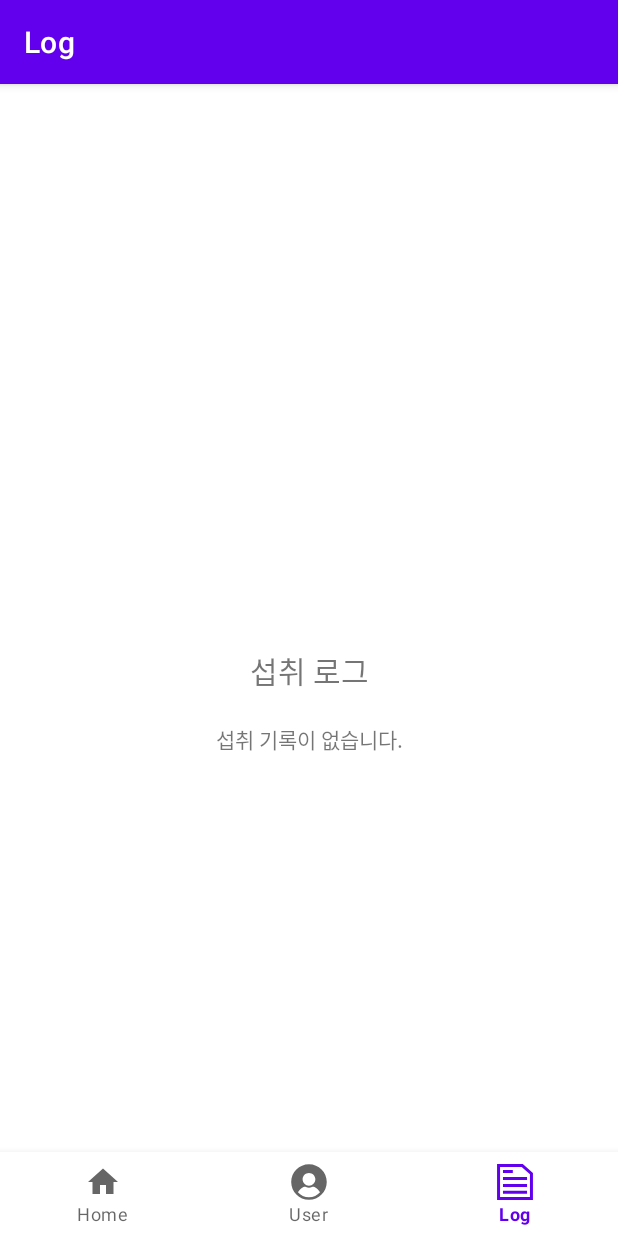
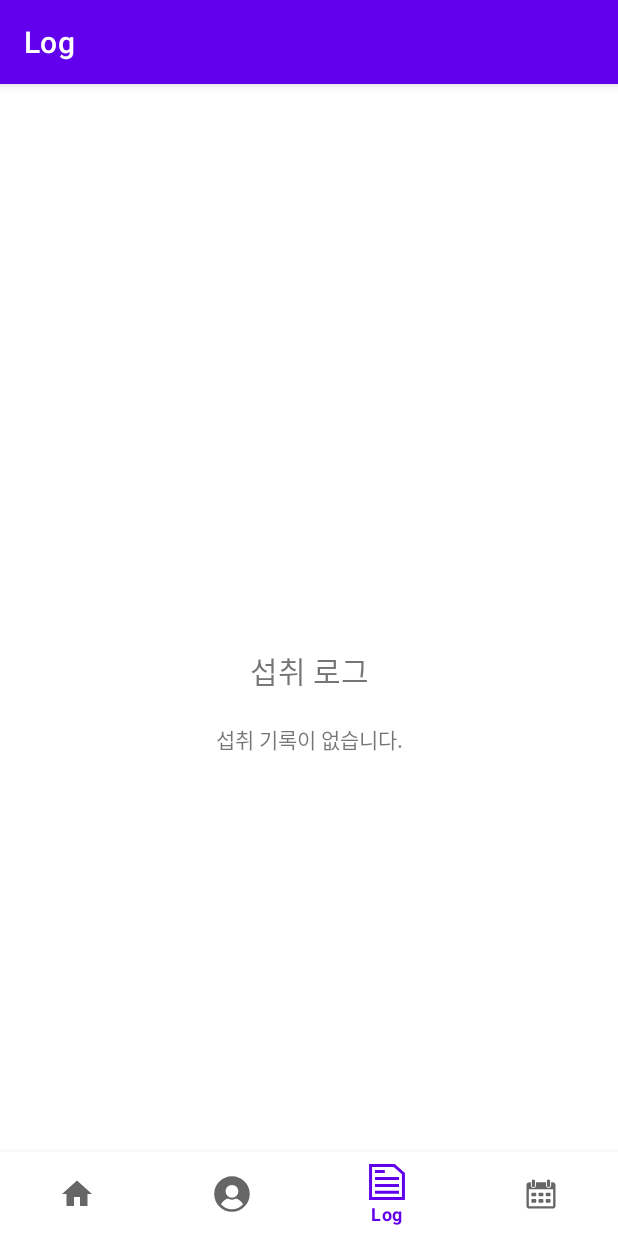
Before and after one commit to dltmdgjs/NutritionPredictorApp, an Android app: the screen it shows after launch (MainActivity), item 3 of the bottom bar chosen, on a phone screen of 412 x 824 dp. Run offline under Robolectric (Android 15) with nearby library versions, the phone set to English and light mode, and no system bars; our stand-ins replace navigation-ui; libraries missing offline, so code that uses them is left out: org.tensorflow.lite; 2 statements that could not run were skipped.

Commit message:
feat: 달력 추가

```diff
--- a/app/src/main/res/menu/bottom_nav_menu.xml
+++ b/app/src/main/res/menu/bottom_nav_menu.xml
@@ -16,4 +16,9 @@
         android:icon="@drawable/ic_log_black_24dp"
         android:title="@string/title_log" />
 
+    <item
+        android:id="@+id/navigation_calendar"
+        android:icon="@drawable/ic_calendar_black_24dp"
+        android:title="@string/title_calendar" />
+
 </menu>
```
